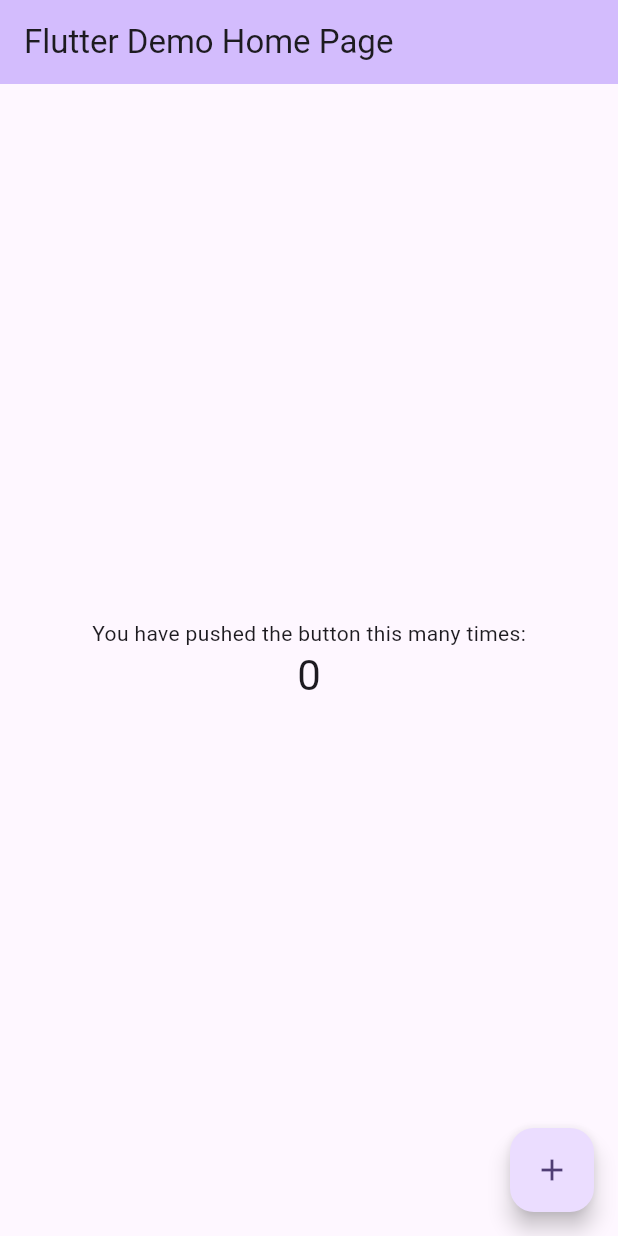
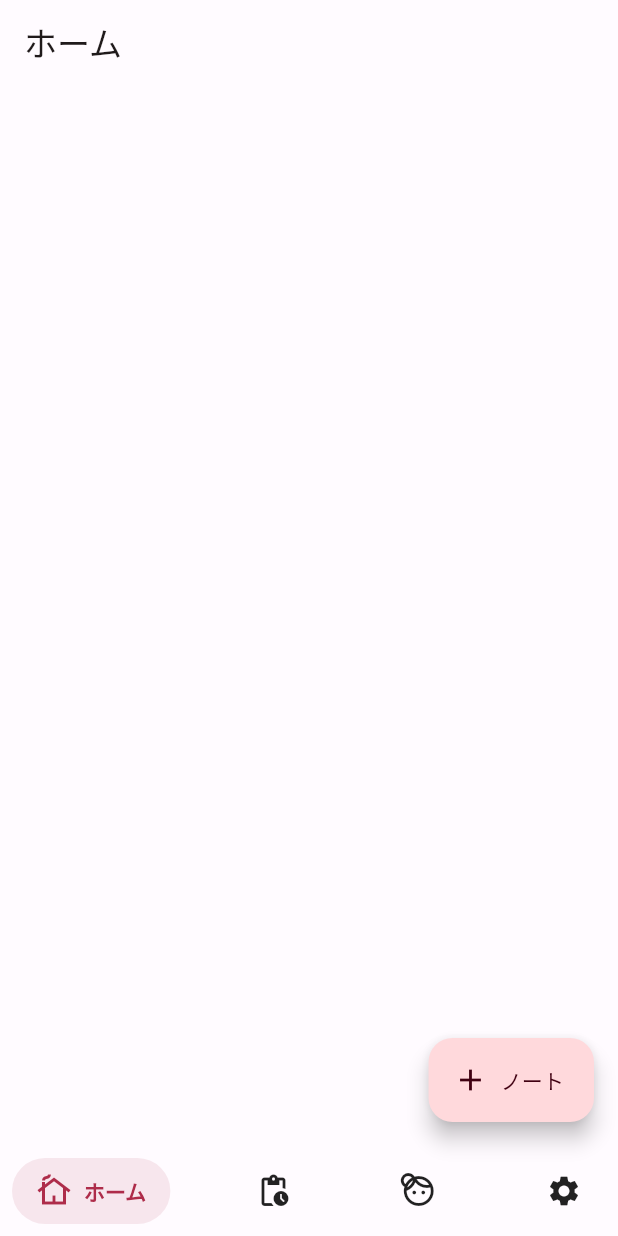
Before and after one commit to chan-mai/misstea, a Flutter app: the screen it shows after launch, on a phone screen of 412 x 824 dp. Run offline on Flutter 3.47's test engine with Material 2 defaults, Android fonts, the phone set to English and light mode, and no system bars; drawn by our look-alikes of salomon_bottom_bar.

Commit message:
update: 画面を構成

```diff
--- /dev/null
+++ b/lib/app.dart
@@ -0,0 +1,87 @@
+import 'package:flutter/material.dart';
+
+// screens
+import 'package:misstea/screens/home.dart';
+import 'package:misstea/screens/search.dart';
+import 'package:misstea/screens/notification.dart';
+import 'package:misstea/screens/setting.dart';
+
+// extensions
+import 'package:misstea/extensions/color_schemes.g.dart';
+import 'package:misstea/extensions/snackbar.dart';
+
+// etc
+import 'package:salomon_bottom_bar/salomon_bottom_bar.dart';
+
+class MyApp extends StatelessWidget {
+  const MyApp({Key? key}) : super(key: key);
+
+  @override
+  Widget build(BuildContext context) {
+    return MaterialApp(
+      title: 'misstea',
+      theme: ThemeData(useMaterial3: true, colorScheme: lightColorScheme),
+      darkTheme: ThemeData(useMaterial3: true, colorScheme: darkColorScheme),
+      home: const AppTopWidget(),
+    );
+  }
+}
+
+class AppTopWidget extends StatefulWidget {
+  const AppTopWidget({Key? key}) : super(key: key);
+
+  @override
+  State<AppTopWidget> createState() => _StatefulWidgetState();
+}
+
+class _StatefulWidgetState extends State<AppTopWidget> {
+  @override
+  void initState() {
+    super.initState();
+  }
+
+  static final _screens = [
+    HomeScreen(),
+    SearchScreen(),
+    NotificationScreen(),
+    SettingScreen()
+  ];
+
+  int _selectedIndex = 0;
+
+  void _onItemTapped(int index) {
+    setState(() {
+      _selectedIndex = index;
+    });
+  }
+
+  @override
+  Widget build(BuildContext context) {
+    WidgetsBinding.instance.addPostFrameCallback((_) {});
+
+    return Scaffold(
+        body: _screens[_selectedIndex],
+        floatingActionButton: FloatingActionButton.extended(
+            onPressed: () {},
+            label: const Text("ノート"),
+            icon: const Icon(Icons.add)),
+        bottomNavigationBar: SalomonBottomBar(
+          currentIndex: _selectedIndex,
+          selectedItemColor: Theme.of(context).colorScheme.primary,
+          onTap: _onItemTapped,
+          items: [
+            SalomonBottomBarItem(
+                icon: const Icon(Icons.cottage_outlined),
+                title: const Text('ホーム')),
+            SalomonBottomBarItem(
+                icon: const Icon(Icons.pending_actions_outlined),
+                title: const Text('検索')),
+            SalomonBottomBarItem(
+                icon: const Icon(Icons.face_4_outlined),
+                title: const Text('通知')),
+            SalomonBottomBarItem(
+                icon: const Icon(Icons.settings), title: const Text('設定')),
+          ],
+        ));
+  }
+}
--- a/lib/main.dart
+++ b/lib/main.dart
@@ -1,125 +1,6 @@
 import 'package:flutter/material.dart';
+import 'package:misstea/app.dart';
 
-void main() {
+void main() async {
   runApp(const MyApp());
 }
-
-class MyApp extends StatelessWidget {
-  const MyApp({super.key});
-
-  // This widget is the root of your application.
-  @override
-  Widget build(BuildContext context) {
-    return MaterialApp(
-      title: 'Flutter Demo',
-      theme: ThemeData(
-        // This is the theme of your application.
-        //
-        // TRY THIS: Try running your application with "flutter run". You'll see
-        // the application has a blue toolbar. Then, without quitting the app,
-        // try changing the seedColor in the colorScheme below to Colors.green
-        // and then invoke "hot reload" (save your changes or press the "hot
-        // reload" button in a Flutter-supported IDE, or press "r" if you used
-        // the command line to start the app).
-        //
-        // Notice that the counter didn't reset back to zero; the application
-        // state is not lost during the reload. To reset the state, use hot
-        // restart instead.
-        //
-        // This works for code too, not just values: Most code changes can be
-        // tested with just a hot reload.
-        colorScheme: ColorScheme.fromSeed(seedColor: Colors.deepPurple),
-        useMaterial3: true,
-      ),
-      home: const MyHomePage(title: 'Flutter Demo Home Page'),
-    );
-  }
-}
-
-class MyHomePage extends StatefulWidget {
-  const MyHomePage({super.key, required this.title});
-
-  // This widget is the home page of your application. It is stateful, meaning
-  // that it has a State object (defined below) that contains fields that affect
-  // how it looks.
-
-  // This class is the configuration for the state. It holds the values (in this
-  // case the title) provided by the parent (in this case the App widget) and
-  // used by the build method of the State. Fields in a Widget subclass are
-  // always marked "final".
-
-  final String title;
-
-  @override
-  State<MyHomePage> createState() => _MyHomePageState();
-}
-
-class _MyHomePageState extends State<MyHomePage> {
-  int _counter = 0;
-
-  void _incrementCounter() {
-    setState(() {
-      // This call to setState tells the Flutter framework that something has
-      // changed in this State, which causes it to rerun the build method below
-      // so that the display can reflect the updated values. If we changed
-      // _counter without calling setState(), then the build method would not be
-      // called again, and so nothing would appear to happen.
-      _counter++;
-    });
-  }
-
-  @override
-  Widget build(BuildContext context) {
-    // This method is rerun every time setState is called, for instance as done
-    // by the _incrementCounter method above.
-    //
-    // The Flutter framework has been optimized to make rerunning build methods
-    // fast, so that you can just rebuild anything that needs updating rather
-    // than having to individually change instances of widgets.
-    return Scaffold(
-      appBar: AppBar(
-        // TRY THIS: Try changing the color here to a specific color (to
-        // Colors.amber, perhaps?) and trigger a hot reload to see the AppBar
-        // change color while the other colors stay the same.
-        backgroundColor: Theme.of(context).colorScheme.inversePrimary,
-        // Here we take the value from the MyHomePage object that was created by
-        // the App.build method, and use it to set our appbar title.
-        title: Text(widget.title),
-      ),
-      body: Center(
-        // Center is a layout widget. It takes a single child and positions it
-        // in the middle of the parent.
-        child: Column(
-          // Column is also a layout widget. It takes a list of children and
-          // arranges them vertically. By default, it sizes itself to fit its
-          // children horizontally, and tries to be as tall as its parent.
-          //
-          // Column has various properties to control how it sizes itself and
-          // how it positions its children. Here we use mainAxisAlignment to
-          // center the children vertically; the main axis here is the vertical
-          // axis because Columns are vertical (the cross axis would be
-          // horizontal).
-          //
-          // TRY THIS: Invoke "debug painting" (choose the "Toggle Debug Paint"
-          // action in the IDE, or press "p" in the console), to see the
-          // wireframe for each widget.
-          mainAxisAlignment: MainAxisAlignment.center,
-          children: <Widget>[
-            const Text(
-              'You have pushed the button this many times:',
-            ),
-            Text(
-              '$_counter',
-              style: Theme.of(context).textTheme.headlineMedium,
-            ),
-          ],
-        ),
-      ),
-      floatingActionButton: FloatingActionButton(
-        onPressed: _incrementCounter,
-        tooltip: 'Increment',
-        child: const Icon(Icons.add),
-      ), // This trailing comma makes auto-formatting nicer for build methods.
-    );
-  }
-}
--- /dev/null
+++ b/lib/screens/home.dart
@@ -0,0 +1,20 @@
+import 'package:flutter/material.dart';
+import 'package:misstea/app.dart';
+
+// extensions
+import 'package:misstea/extensions/snackbar.dart';
+// utilities
+import 'package:misstea/utilities/atNow.dart';
+
+class HomeScreen extends StatefulWidget {
+  @override
+  _HomeScreenState createState() => new _HomeScreenState();
+}
+
+class _HomeScreenState extends State<HomeScreen> {
+  @override
+  Widget build(BuildContext context) {
+    return Scaffold(
+        appBar: AppBar(title: const Text("ホーム")), body: Container());
+  }
+}
--- a/pubspec.yaml
+++ b/pubspec.yaml
@@ -35,6 +35,7 @@ dependencies:
   # The following adds the Cupertino Icons font to your application.
   # Use with the CupertinoIcons class for iOS style icons.
   cupertino_icons: ^1.0.2
+  salomon_bottom_bar: ^3.3.2
 
 dev_dependencies:
   flutter_test:
```
Also changed, not shown: lib/extensions/snackbar.dart (added, +57 -0 lines), lib/screens/notification.dart (added, +29 -0 lines), lib/screens/search.dart (added, +24 -0 lines), lib/screens/setting.dart (added, +18 -0 lines), lib/utilities/afterAtNow.dart (added, +86 -0 lines), lib/utilities/atNow.dart (added, +87 -0 lines), lib/extensions/color_schemes.g.dart (added), pubspec.lock.
